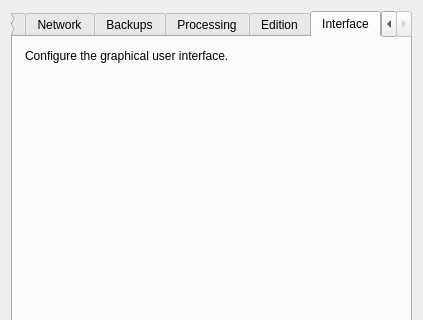
First picture: the form in designer/preferences.ui, repository lovac42/anki, before the edit; both pictures show x 0 to 423 and y 0 to 320 of the 423 by 525 pixel window.
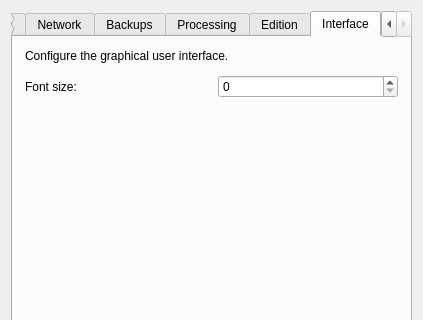
Second picture: the form after the edit. The open tabs and pages were chosen to show the change.

Commit message: Adding preference: fontSize

Patch:
```diff
--- a/designer/preferences.ui
+++ b/designer/preferences.ui
@@ -525,6 +525,20 @@
          </property>
         </widget>
        </item>
+       <item>
+        <layout class="QHBoxLayout" name="horizontalLayout_3">
+         <item>
+          <widget class="QLabel" name="label_5">
+           <property name="text">
+            <string>Font size:</string>
+           </property>
+          </widget>
+         </item>
+         <item>
+          <widget class="QSpinBox" name="fontSize"/>
+         </item>
+        </layout>
+       </item>
        <item>
         <spacer name="verticalSpacer_6">
          <property name="orientation">
```
The commit also changes 1 other file.
